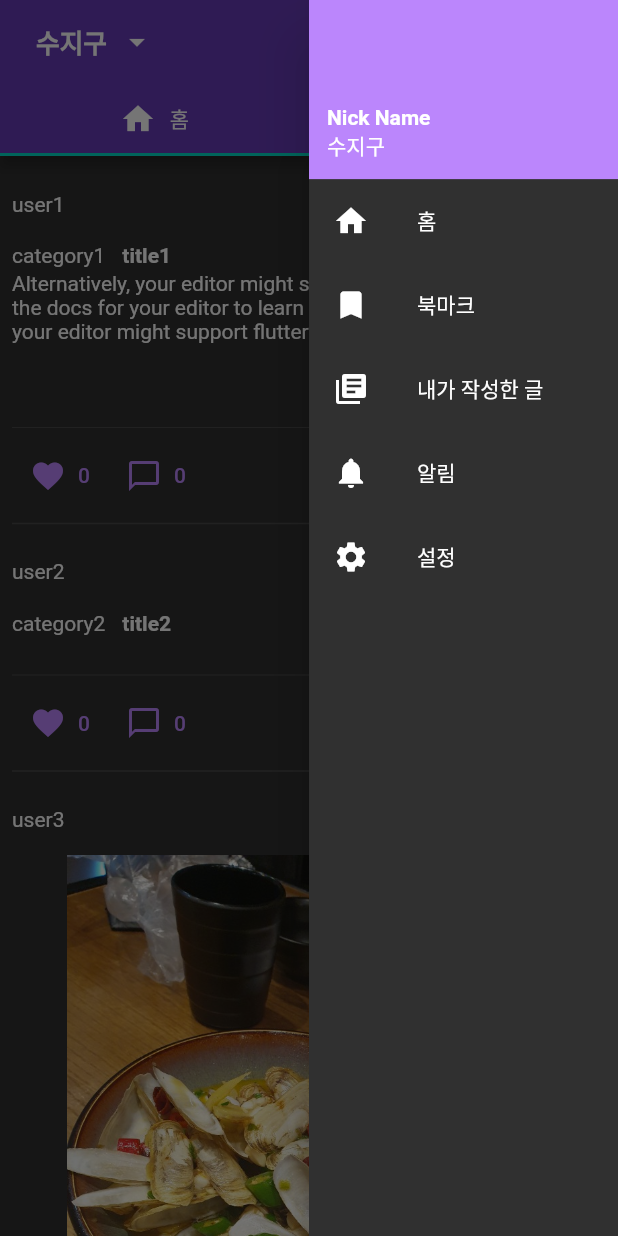
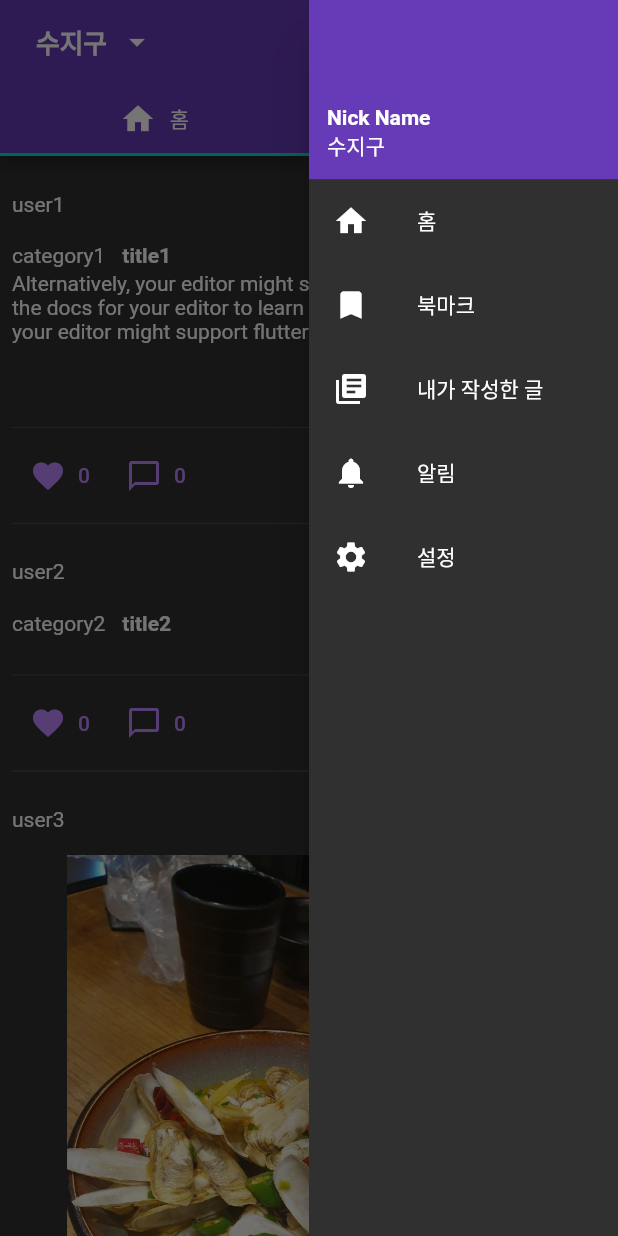
Before and after one commit to tom910903/DDadot, a Flutter app: the screen it shows after launch, with the side drawer open, on a phone screen of 412 x 824 dp. Run offline on Flutter 3.47's test engine with Material 2 defaults, Android fonts, the phone set to English and light mode, and no system bars; our stand-ins replace flutter_screenutil, page_view_indicators, shared_preferences; missing offline and left inert: group_list_view.

Commit message:
refactoring project

```diff
--- /dev/null
+++ b/lib/common/model/list_item_model.dart
@@ -0,0 +1,10 @@
+import 'package:flutter/material.dart';
+
+class ListItemModel{
+  String title;
+  String subText;
+  IconData icon;
+  dynamic index;
+
+  ListItemModel(this.title, this.index, {this.subText = "", this.icon = Icons.home});
+}
--- a/lib/main.dart
+++ b/lib/main.dart
@@ -2,8 +2,8 @@ import 'package:flutter/material.dart';
 import 'package:shared_preferences/shared_preferences.dart';
 import 'package:flutter_screenutil/flutter_screenutil.dart';
 
-import 'package:ddadot/screens/login_screen.dart';
-import 'package:ddadot/screens/main_screen.dart';
+import 'package:ddadot/screens/login/login_screen.dart';
+import 'package:ddadot/screens/post/main_screen.dart';
 
 late SharedPreferences prefs;
 late Widget _firstScreen = LoginScreen();
@@ -38,7 +38,7 @@ class MyApp extends StatelessWidget {
               appBarTheme: AppBarTheme(
                 backgroundColor: Colors.deepPurple,
               ),
-            primaryColor: Colors.purple,
+            primaryColor: Colors.deepPurple,
             brightness: Brightness.dark,
           ),
           themeMode: ThemeMode.dark, // TEXT CODE
--- a/lib/screens/my_post_screen.dart
+++ b/lib/screens/post/bookmark_screen.dart
@@ -1,15 +1,15 @@
 import 'package:flutter/material.dart';
 
-import 'package:ddadot/screens/post_list_screen.dart';
+import 'package:ddadot/screens/post/post_list_screen.dart';
 
-class MyPostScreen extends StatelessWidget {
+class BookmarkScreen extends StatelessWidget {
 
   @override
   Widget build(BuildContext context) {
     return Scaffold(
       appBar: AppBar(
         centerTitle: true,
-        title: Text('내가 작성한 글'),
+        title: Text('북마크'),
       ),
       body: PostListScreen(),
     );
--- a/lib/screens/main_screen.dart
+++ b/lib/screens/post/main_screen.dart
@@ -1,10 +1,10 @@
-import 'package:ddadot/screens/comment_screen.dart';
+import 'package:ddadot/screens/post/comment_screen.dart';
 import 'package:flutter/material.dart';
 import 'package:ddadot/widgets/right_drawer.dart';
 import 'package:flutter_screenutil/flutter_screenutil.dart';
 
-import 'package:ddadot/screens/post_list_screen.dart';
-import 'package:ddadot/screens/write_post_screen.dart';
+import 'package:ddadot/screens/post/post_list_screen.dart';
+import 'package:ddadot/screens/post/write_post_screen.dart';
 
 class MainScreen extends StatelessWidget {
   const MainScreen({Key? key}) : super(key: key);
--- a/lib/screens/bookmark_screen.dart
+++ b/lib/screens/post/my_post_screen.dart
@@ -1,15 +1,15 @@
 import 'package:flutter/material.dart';
 
-import 'package:ddadot/screens/post_list_screen.dart';
+import 'package:ddadot/screens/post/post_list_screen.dart';
 
-class BookmarkScreen extends StatelessWidget {
+class MyPostScreen extends StatelessWidget {
 
   @override
   Widget build(BuildContext context) {
     return Scaffold(
       appBar: AppBar(
         centerTitle: true,
-        title: Text('북마크'),
+        title: Text('내가 작성한 글'),
       ),
       body: PostListScreen(),
     );
--- a/lib/widgets/post_list_item.dart
+++ b/lib/widgets/post_list_item.dart
@@ -2,9 +2,9 @@ import 'package:flutter/material.dart';
 import 'package:flutter_screenutil/flutter_screenutil.dart';
 import 'package:page_view_indicators/circle_page_indicator.dart';
 
-import 'package:ddadot/utils/utils.dart';
+import 'package:ddadot/common/utils/utils.dart';
 import 'package:ddadot/model/post_madel.dart';
-import 'package:ddadot/screens/comment_screen.dart';
+import 'package:ddadot/screens/post/comment_screen.dart';
 
 class PostListItem extends StatefulWidget {
   PostListItem({required this.postModel});
--- a/lib/widgets/right_drawer.dart
+++ b/lib/widgets/right_drawer.dart
@@ -1,9 +1,11 @@
 import 'package:flutter/material.dart';
 import 'package:flutter_screenutil/flutter_screenutil.dart';
 
-import 'package:ddadot/screens/my_post_screen.dart';
-import 'package:ddadot/screens/bookmark_screen.dart';
-import 'package:ddadot/screens/settings_screen.dart';
+import 'package:ddadot/common/model/list_item_model.dart';
+
+import 'package:ddadot/screens/post/my_post_screen.dart';
+import 'package:ddadot/screens/post/bookmark_screen.dart';
+import 'package:ddadot/screens/settings/settings_screen.dart';
 
 enum DRAWER_ITEMS{
   PROFILE,
@@ -15,30 +17,14 @@ enum DRAWER_ITEMS{
   MAX
 }
 
-class DrawerItemModel{
-  String _title = "";
-  IconData _icon = Icons.settings;
-  DRAWER_ITEMS _index = DRAWER_ITEMS.MAX;
-
-  get Title => _title;
-  get Icon => _icon;
-  get Index => _index;
-
-  DrawerItemModel(String title, IconData icon, DRAWER_ITEMS index){
-    _title = title;
-    _icon = icon;
-    _index = index;
-  }
-}
-
 class RightDrawer extends StatelessWidget {
 
-  List<DrawerItemModel> drawerList= [
-    DrawerItemModel("홈",Icons.home,DRAWER_ITEMS.HOME),
-    DrawerItemModel("북마크",Icons.bookmark,DRAWER_ITEMS.BOOKMARK),
-    DrawerItemModel("내가 작성한 글",Icons.library_books,DRAWER_ITEMS.MY_POST),
-    DrawerItemModel("알림",Icons.notifications,DRAWER_ITEMS.NOTIFICATION),
-    DrawerItemModel("설정",Icons.settings,DRAWER_ITEMS.SETTINGS),
+  List<ListItemModel> drawerList= [
+    ListItemModel("홈",DRAWER_ITEMS.HOME,icon: Icons.home,),
+    ListItemModel("북마크",DRAWER_ITEMS.BOOKMARK,icon: Icons.bookmark,),
+    ListItemModel("내가 작성한 글",DRAWER_ITEMS.MY_POST,icon: Icons.library_books,),
+    ListItemModel("알림",DRAWER_ITEMS.NOTIFICATION,icon: Icons.notifications,),
+    ListItemModel("설정",DRAWER_ITEMS.SETTINGS,icon: Icons.settings,),
   ];
 
   @override
@@ -67,7 +53,7 @@ class RightDrawer extends StatelessWidget {
       child: Container(
         padding: EdgeInsets.all(12),
         height: 100.h,
-        color: Theme.of(context).colorScheme.primary,
+        color: Theme.of(context).primaryColor,
         child: Column(
           mainAxisAlignment: MainAxisAlignment.end,
           crossAxisAlignment: CrossAxisAlignment.start,
@@ -91,15 +77,15 @@ class RightDrawer extends StatelessWidget {
 
   _getListItem(context, index){
     return ListTile(
-      leading: Icon(drawerList[index].Icon),
-      title: Text(drawerList[index].Title),
+      leading: Icon(drawerList[index].icon),
+      title: Text(drawerList[index].title),
       onTap: (){
         Navigator.pop(context);
         Navigator.push(
             context,
-            MaterialPageRoute(builder: (context) => _getScreen(drawerList[index].Index))
+            MaterialPageRoute(builder: (context) => _getScreen(drawerList[index].index))
         );
-        print(drawerList[index].Title);
+        print(drawerList[index].title);
       },
     );
   }
```
Also changed, not shown: lib/screens/settings/settings_screen.dart (renamed from lib/screens/settings_screen.dart, +18 -32 lines), pubspec.yaml (+3 -4 lines), lib/common/utils/utils.dart (renamed from lib/utils/utils.dart), lib/screens/login/login_screen.dart (renamed from lib/screens/login_screen.dart), lib/screens/post/comment_screen.dart (renamed from lib/screens/comment_screen.dart), lib/screens/post/post_list_screen.dart (renamed from lib/screens/post_list_screen.dart), lib/screens/post/write_post_screen.dart (renamed from lib/screens/write_post_screen.dart), pubspec.lock, 4 other files.
